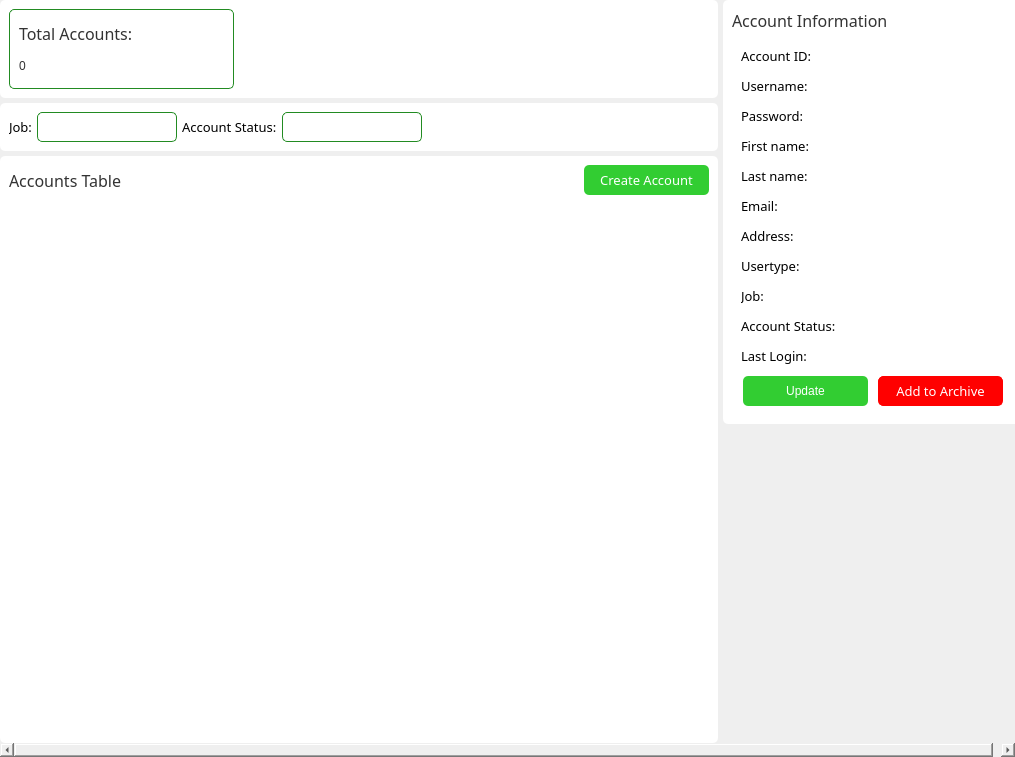
Before: the Qt Designer form app/src/ui/NEW/accounts_page.ui in Kazu0210/Inventory-System, drawn with Qt 5.
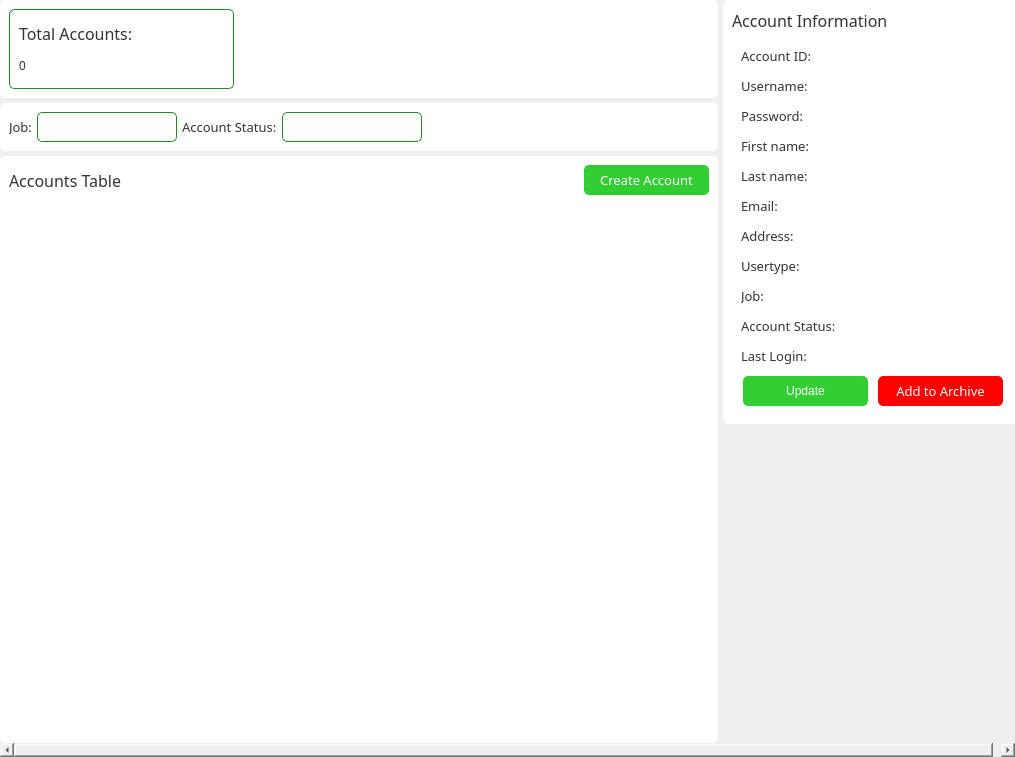
After: the same form once the commit is applied.

The edit to the form file:
```diff
--- a/app/src/ui/NEW/accounts_page.ui
+++ b/app/src/ui/NEW/accounts_page.ui
@@ -325,7 +325,8 @@
                       </font>
                      </property>
                      <property name="styleSheet">
-                      <string notr="true">font: 63 10pt &quot;Noto Sans SemiBold&quot;;</string>
+                      <string notr="true">color: #333333;
+font: 63 10pt &quot;Noto Sans SemiBold&quot;;</string>
                      </property>
                      <property name="text">
                       <string>Job:</string>
@@ -388,13 +389,17 @@
                     <widget class="QLabel" name="label_11">
                      <property name="font">
                       <font>
-                       <family>Noto Sans</family>
+                       <family>Noto Sans SemiBold</family>
                        <pointsize>10</pointsize>
-                       <weight>50</weight>
+                       <weight>7</weight>
                        <italic>false</italic>
                        <bold>false</bold>
                       </font>
                      </property>
+                     <property name="styleSheet">
+                      <string notr="true">color: #333333;
+font: 63 10pt &quot;Noto Sans SemiBold&quot;;</string>
+                     </property>
                      <property name="text">
                       <string>Account Status:</string>
                      </property>
@@ -747,7 +752,9 @@
                 </font>
                </property>
                <property name="styleSheet">
-                <string notr="true"/>
+                <string notr="true">*{
+color: #333333;
+}</string>
                </property>
                <property name="frameShape">
                 <enum>QFrame::StyledPanel</enum>
@@ -1009,7 +1016,8 @@
                       </font>
                      </property>
                      <property name="styleSheet">
-                      <string notr="true">font: 63 10pt &quot;Noto Sans SemiBold&quot;;</string>
+                      <string notr="true">font: 63 10pt &quot;Noto Sans SemiBold&quot;;
+color: #333333;</string>
                      </property>
                      <property name="text">
                       <string>Password:</string>
@@ -1105,7 +1113,8 @@
                       </font>
                      </property>
                      <property name="styleSheet">
-                      <string notr="true">font: 63 10pt &quot;Noto Sans SemiBold&quot;;</string>
+                      <string notr="true">color: #333333;
+font: 63 10pt &quot;Noto Sans SemiBold&quot;;</string>
                      </property>
                      <property name="text">
                       <string>First name:</string>
@@ -1201,7 +1210,8 @@
                       </font>
                      </property>
                      <property name="styleSheet">
-                      <string notr="true">font: 63 10pt &quot;Noto Sans SemiBold&quot;;</string>
+                      <string notr="true">font: 63 10pt &quot;Noto Sans SemiBold&quot;;
+color: #333333;</string>
                      </property>
                      <property name="text">
                       <string>Last name:</string>
@@ -1472,7 +1482,8 @@
                       </font>
                      </property>
                      <property name="styleSheet">
-                      <string notr="true">font: 63 10pt &quot;Noto Sans SemiBold&quot;;</string>
+                      <string notr="true">font: 63 10pt &quot;Noto Sans SemiBold&quot;;
+color: #333333;</string>
                      </property>
                      <property name="text">
                       <string>Usertype:</string>
@@ -1562,7 +1573,8 @@
                       </font>
                      </property>
                      <property name="styleSheet">
-                      <string notr="true">font: 63 10pt &quot;Noto Sans SemiBold&quot;;</string>
+                      <string notr="true">font: 63 10pt &quot;Noto Sans SemiBold&quot;;
+color: #333333;</string>
                      </property>
                      <property name="text">
                       <string>Job:</string>
```
Left out of the diff: 16 changed lines with no effect on the pictures.
